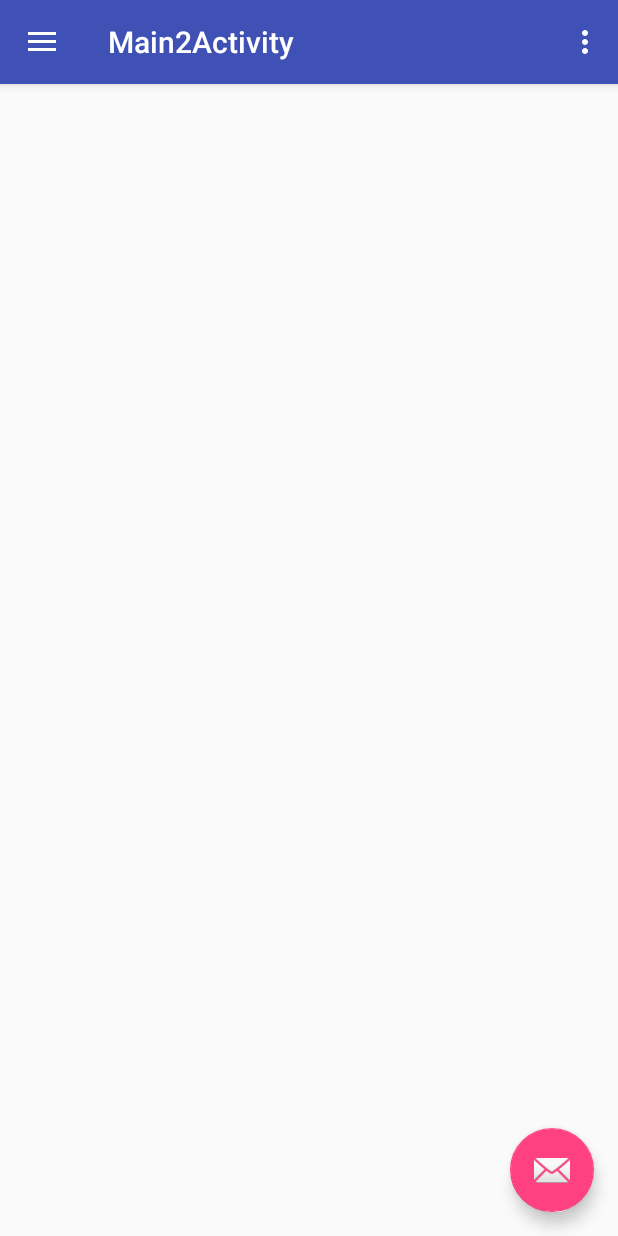
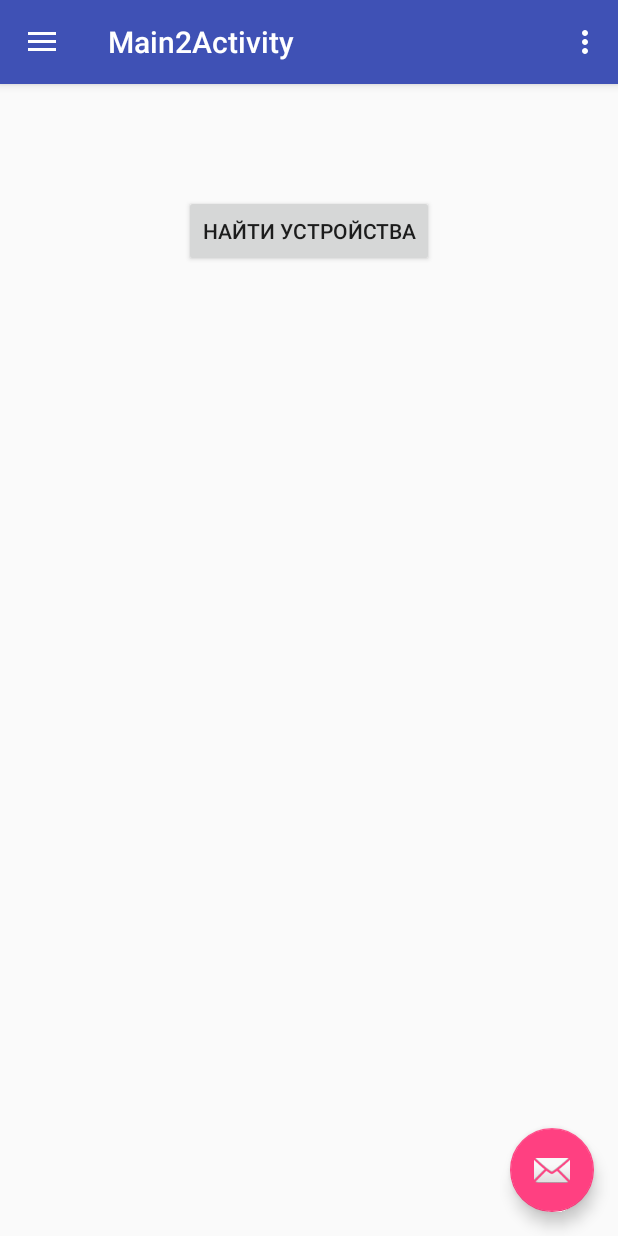
Before and after one commit to dmitr1y/android_iot, an Android app: the Main2Activity screen opened directly, with no data from a screen before it, in the side drawer, after a tap on "Connection", on a phone screen of 412 x 824 dp. Run offline under Robolectric (Android 15) with nearby library versions, the phone set to English and light mode, and no system bars; 3 statements that could not run were skipped.

Commit message:
added fragments: connection, statistics, monitoring and settings

```diff
--- a/app/build.gradle
+++ b/app/build.gradle
@@ -26,6 +26,7 @@ dependencies {
     })
     compile 'com.android.support:appcompat-v7:25.0.1'
     compile 'com.android.support:design:25.0.1'
+    compile 'com.google.android.gms:play-services-appindexing:9.8.0'
+    compile 'com.android.support:support-v4:25.0.1'
     testCompile 'junit:junit:4.12'
-    compile 'com.google.android.gms:play-services-appindexing:8.4.0'
 }
--- a/app/src/main/java/com/kd/dmitriy/arduinoiot/Main2Activity.java
+++ b/app/src/main/java/com/kd/dmitriy/arduinoiot/Main2Activity.java
@@ -1,10 +1,11 @@
 package com.kd.dmitriy.arduinoiot;
 
+import android.net.Uri;
 import android.os.Bundle;
 import android.support.design.widget.FloatingActionButton;
+import android.support.design.widget.NavigationView;
 import android.support.design.widget.Snackbar;
-import android.view.View;
-import android.support.design.widget.NavigationView;
+import android.support.v4.app.FragmentTransaction;
 import android.support.v4.view.GravityCompat;
 import android.support.v4.widget.DrawerLayout;
 import android.support.v7.app.ActionBarDrawerToggle;
@@ -12,9 +13,29 @@ import android.support.v7.app.AppCompatActivity;
 import android.support.v7.widget.Toolbar;
 import android.view.Menu;
 import android.view.MenuItem;
+import android.view.View;
+
+import com.google.android.gms.appindexing.Action;
+import com.google.android.gms.appindexing.AppIndex;
+import com.google.android.gms.appindexing.Thing;
+import com.google.android.gms.common.api.GoogleApiClient;
+import com.kd.dmitriy.arduinoiot.fragments.fragmentConnection;
+import com.kd.dmitriy.arduinoiot.fragments.fragmentMonitoring;
+import com.kd.dmitriy.arduinoiot.fragments.fragmentSettings;
+import com.kd.dmitriy.arduinoiot.fragments.fragmentStatistics;
+
 
 public class Main2Activity extends AppCompatActivity
         implements NavigationView.OnNavigationItemSelectedListener {
+    fragmentConnection frConnection;
+    fragmentMonitoring frMonitoring;
+    fragmentSettings frSettings;
+    fragmentStatistics frStatistics;
+    /**
+     * ATTENTION: This was auto-generated to implement the App Indexing API.
+     * See https://g.co/AppIndexing/AndroidStudio for more information.
+     */
+    private GoogleApiClient client;
 
     @Override
     protected void onCreate(Bundle savedInstanceState) {
@@ -40,6 +61,13 @@ public class Main2Activity extends AppCompatActivity
 
         NavigationView navigationView = (NavigationView) findViewById(R.id.nav_view);
         navigationView.setNavigationItemSelectedListener(this);
+        frConnection = new fragmentConnection();
+        frStatistics = new fragmentStatistics();
+        frSettings = new fragmentSettings();
+        frMonitoring = new fragmentMonitoring();
+        // ATTENTION: This was auto-generated to implement the App Indexing API.
+        // See https://g.co/AppIndexing/AndroidStudio for more information.
+        client = new GoogleApiClient.Builder(this).addApi(AppIndex.API).build();
     }
 
     @Override
@@ -79,23 +107,59 @@ public class Main2Activity extends AppCompatActivity
     public boolean onNavigationItemSelected(MenuItem item) {
         // Handle navigation view item clicks here.
         int id = item.getItemId();
-
-        if (id == R.id.nav_camera) {
-            // Handle the camera action
-        } else if (id == R.id.nav_gallery) {
-
-        } else if (id == R.id.nav_slideshow) {
-
-        } else if (id == R.id.nav_manage) {
-
+        FragmentTransaction ftrans = getSupportFragmentManager().beginTransaction();
+        if (id == R.id.nav_settings) {
+            ftrans.replace(R.id.content_main2, frSettings);
+        } else if (id == R.id.nav_monitoring) {
+            ftrans.replace(R.id.content_main2, frMonitoring);
+        } else if (id == R.id.nav_connection) {
+            ftrans.replace(R.id.content_main2, frConnection);
+        } else if (id == R.id.nav_statistics) {
+            ftrans.replace(R.id.content_main2, frStatistics);
         } else if (id == R.id.nav_share) {
 
         } else if (id == R.id.nav_send) {
 
         }
-
+        ftrans.commit();
         DrawerLayout drawer = (DrawerLayout) findViewById(R.id.drawer_layout);
         drawer.closeDrawer(GravityCompat.START);
         return true;
     }
+
+    /**
+     * ATTENTION: This was auto-generated to implement the App Indexing API.
+     * See https://g.co/AppIndexing/AndroidStudio for more information.
+     */
+    public Action getIndexApiAction() {
+        Thing object = new Thing.Builder()
+                .setName("Main2 Page") // TODO: Define a title for the content shown.
+                // TODO: Make sure this auto-generated URL is correct.
+                .setUrl(Uri.parse("http://[ENTER-YOUR-URL-HERE]"))
+                .build();
+        return new Action.Builder(Action.TYPE_VIEW)
+                .setObject(object)
+                .setActionStatus(Action.STATUS_TYPE_COMPLETED)
+                .build();
+    }
+
+    @Override
+    public void onStart() {
+        super.onStart();
+
+        // ATTENTION: This was auto-generated to implement the App Indexing API.
+        // See https://g.co/AppIndexing/AndroidStudio for more information.
+        client.connect();
+        AppIndex.AppIndexApi.start(client, getIndexApiAction());
+    }
+
+    @Override
+    public void onStop() {
+        super.onStop();
+
+        // ATTENTION: This was auto-generated to implement the App Indexing API.
+        // See https://g.co/AppIndexing/AndroidStudio for more information.
+        AppIndex.AppIndexApi.end(client, getIndexApiAction());
+        client.disconnect();
+    }
 }
--- /dev/null
+++ b/app/src/main/java/com/kd/dmitriy/arduinoiot/fragments/fragmentConnection.java
@@ -0,0 +1,108 @@
+package com.kd.dmitriy.arduinoiot.fragments;
+
+import android.net.Uri;
+import android.os.Bundle;
+import android.support.v4.app.Fragment;
+import android.view.LayoutInflater;
+import android.view.View;
+import android.view.ViewGroup;
+
+import com.kd.dmitriy.arduinoiot.R;
+
+/**
+ * A simple {@link Fragment} subclass.
+ * Activities that contain this fragment must implement the
+ * {@link fragmentConnection.OnFragmentInteractionListener} interface
+ * to handle interaction events.
+ * Use the {@link fragmentConnection#newInstance} factory method to
+ * create an instance of this fragment.
+ */
+public class fragmentConnection extends Fragment {
+    // TODO: Rename parameter arguments, choose names that match
+    // the fragment initialization parameters, e.g. ARG_ITEM_NUMBER
+    private static final String ARG_PARAM1 = "param1";
+    private static final String ARG_PARAM2 = "param2";
+
+    // TODO: Rename and change types of parameters
+    private String mParam1;
+    private String mParam2;
+
+    private OnFragmentInteractionListener mListener;
+
+    public fragmentConnection() {
+        // Required empty public constructor
+    }
+
+    /**
+     * Use this factory method to create a new instance of
+     * this fragment using the provided parameters.
+     *
+     * @param param1 Parameter 1.
+     * @param param2 Parameter 2.
+     * @return A new instance of fragment fragmentConnection.
+     */
+    // TODO: Rename and change types and number of parameters
+    public static fragmentConnection newInstance(String param1, String param2) {
+        fragmentConnection fragment = new fragmentConnection();
+        Bundle args = new Bundle();
+        args.putString(ARG_PARAM1, param1);
+        args.putString(ARG_PARAM2, param2);
+        fragment.setArguments(args);
+        return fragment;
+    }
+
+    @Override
+    public void onCreate(Bundle savedInstanceState) {
+        super.onCreate(savedInstanceState);
+        if (getArguments() != null) {
+            mParam1 = getArguments().getString(ARG_PARAM1);
+            mParam2 = getArguments().getString(ARG_PARAM2);
+        }
+    }
+
+    @Override
+    public View onCreateView(LayoutInflater inflater, ViewGroup container,
+                             Bundle savedInstanceState) {
+        // Inflate the layout for this fragment
+        return inflater.inflate(R.layout.fragment_connection, container, false);
+    }
+
+    // TODO: Rename method, update argument and hook method into UI event
+    public void onButtonPressed(Uri uri) {
+        if (mListener != null) {
+            mListener.onFragmentInteraction(uri);
+        }
+    }
+
+//    @Override
+//    public void onAttach(Context context) {
+//        super.onAttach(context);
+//        if (context instanceof OnFragmentInteractionListener) {
+//            mListener = (OnFragmentInteractionListener) context;
+//        } else {
+//            throw new RuntimeException(context.toString()
+//                    + " must implement OnFragmentInteractionListener");
+//        }
+//    }
+
+    @Override
+    public void onDetach() {
+        super.onDetach();
+        mListener = null;
+    }
+
+    /**
+     * This interface must be implemented by activities that contain this
+     * fragment to allow an interaction in this fragment to be communicated
+     * to the activity and potentially other fragments contained in that
+     * activity.
+     * <p>
+     * See the Android Training lesson <a href=
+     * "http://developer.android.com/training/basics/fragments/communicating.html"
+     * >Communicating with Other Fragments</a> for more information.
+     */
+    public interface OnFragmentInteractionListener {
+        // TODO: Update argument type and name
+        void onFragmentInteraction(Uri uri);
+    }
+}
--- /dev/null
+++ b/app/src/main/java/com/kd/dmitriy/arduinoiot/fragments/fragmentMonitoring.java
@@ -0,0 +1,99 @@
+package com.kd.dmitriy.arduinoiot.fragments;
+
+import android.net.Uri;
+import android.os.Bundle;
+import android.support.v4.app.Fragment;
+import android.view.LayoutInflater;
+import android.view.View;
+import android.view.ViewGroup;
+
+import com.kd.dmitriy.arduinoiot.R;
+
+/**
+ * A simple {@link Fragment} subclass.
+ * Activities that contain this fragment must implement the
+ * {@link fragmentMonitoring.OnFragmentInteractionListener} interface
+ * to handle interaction events.
+ * Use the {@link fragmentMonitoring#newInstance} factory method to
+ * create an instance of this fragment.
+ */
+public class fragmentMonitoring extends Fragment {
+    // TODO: Rename parameter arguments, choose names that match
+    // the fragment initialization parameters, e.g. ARG_ITEM_NUMBER
+    private static final String ARG_PARAM1 = "param1";
+    private static final String ARG_PARAM2 = "param2";
+
+    // TODO: Rename and change types of parameters
+    private String mParam1;
+    private String mParam2;
+
+    private OnFragmentInteractionListener mListener;
+
+    public fragmentMonitoring() {
+        // Required empty public constructor
+    }
+
+    /**
+     * Use this factory method to create a new instance of
+     * this fragment using the provided parameters.
+     *
+     * @param param1 Parameter 1.
+     * @param param2 Parameter 2.
+     * @return A new instance of fragment fragmentMonitoring.
+     */
+    // TODO: Rename and change types and number of parameters
+    public static fragmentMonitoring newInstance(String param1, String param2) {
+        fragmentMonitoring fragment = new fragmentMonitoring();
+        Bundle args = new Bundle();
+        args.putString(ARG_PARAM1, param1);
+        args.putString(ARG_PARAM2, param2);
+        fragment.setArguments(args);
+        return fragment;
+    }
+
+    @Override
+    public void onCreate(Bundle savedInstanceState) {
+        super.onCreate(savedInstanceState);
+        if (getArguments() != null) {
+            mParam1 = getArguments().getString(ARG_PARAM1);
+            mParam2 = getArguments().getString(ARG_PARAM2);
+        }
+    }
+
+    @Override
+    public View onCreateView(LayoutInflater inflater, ViewGroup container,
+                             Bundle savedInstanceState) {
+        // Inflate the layout for this fragment
+        return inflater.inflate(R.layout.fragment_monitoring, container, false);
+    }
+
+    // TODO: Rename method, update argument and hook method into UI event
+    public void onButtonPressed(Uri uri) {
+        if (mListener != null) {
+            mListener.onFragmentInteraction(uri);
+        }
+    }
+
+//
+
+    @Override
+    public void onDetach() {
+        super.onDetach();
+        mListener = null;
+    }
+
+    /**
+     * This interface must be implemented by activities that contain this
+     * fragment to allow an interaction in this fragment to be communicated
+     * to the activity and potentially other fragments contained in that
+     * activity.
+     * <p>
+     * See the Android Training lesson <a href=
+     * "http://developer.android.com/training/basics/fragments/communicating.html"
+     * >Communicating with Other Fragments</a> for more information.
+     */
+    public interface OnFragmentInteractionListener {
+        // TODO: Update argument type and name
+        void onFragmentInteraction(Uri uri);
+    }
+}
--- /dev/null
+++ b/app/src/main/java/com/kd/dmitriy/arduinoiot/fragments/fragmentSettings.java
@@ -0,0 +1,108 @@
+package com.kd.dmitriy.arduinoiot.fragments;
+
+import android.net.Uri;
+import android.os.Bundle;
+import android.support.v4.app.Fragment;
+import android.view.LayoutInflater;
+import android.view.View;
+import android.view.ViewGroup;
+
+import com.kd.dmitriy.arduinoiot.R;
+
+/**
+ * A simple {@link Fragment} subclass.
+ * Activities that contain this fragment must implement the
+ * {@link fragmentSettings.OnFragmentInteractionListener} interface
+ * to handle interaction events.
+ * Use the {@link fragmentSettings#newInstance} factory method to
+ * create an instance of this fragment.
+ */
+public class fragmentSettings extends Fragment {
+    // TODO: Rename parameter arguments, choose names that match
+    // the fragment initialization parameters, e.g. ARG_ITEM_NUMBER
+    private static final String ARG_PARAM1 = "param1";
+    private static final String ARG_PARAM2 = "param2";
+
+    // TODO: Rename and change types of parameters
+    private String mParam1;
+    private String mParam2;
+
+    private OnFragmentInteractionListener mListener;
+
+    public fragmentSettings() {
+        // Required empty public constructor
+    }
+
+    /**
+     * Use this factory method to create a new instance of
+     * this fragment using the provided parameters.
+     *
+     * @param param1 Parameter 1.
+     * @param param2 Parameter 2.
+     * @return A new instance of fragment fragmentSettings.
+     */
+    // TODO: Rename and change types and number of parameters
+    public static fragmentSettings newInstance(String param1, String param2) {
+        fragmentSettings fragment = new fragmentSettings();
+        Bundle args = new Bundle();
+        args.putString(ARG_PARAM1, param1);
+        args.putString(ARG_PARAM2, param2);
+        fragment.setArguments(args);
+        return fragment;
+    }
+
+    @Override
+    public void onCreate(Bundle savedInstanceState) {
+        super.onCreate(savedInstanceState);
+        if (getArguments() != null) {
+            mParam1 = getArguments().getString(ARG_PARAM1);
+            mParam2 = getArguments().getString(ARG_PARAM2);
+        }
+    }
+
+    @Override
+    public View onCreateView(LayoutInflater inflater, ViewGroup container,
+                             Bundle savedInstanceState) {
+        // Inflate the layout for this fragment
+        return inflater.inflate(R.layout.fragment_settings, container, false);
+    }
+
+    // TODO: Rename method, update argument and hook method into UI event
+    public void onButtonPressed(Uri uri) {
+        if (mListener != null) {
+            mListener.onFragmentInteraction(uri);
+        }
+    }
+
+//    @Override
+//    public void onAttach(Context context) {
+//        super.onAttach(context);
+//        if (context instanceof OnFragmentInteractionListener) {
+//            mListener = (OnFragmentInteractionListener) context;
+//        } else {
+//            throw new RuntimeException(context.toString()
+//                    + " must implement OnFragmentInteractionListener");
+//        }
+//    }
+
+    @Override
+    public void onDetach() {
+        super.onDetach();
+        mListener = null;
+    }
+
+    /**
+     * This interface must be implemented by activities that contain this
+     * fragment to allow an interaction in this fragment to be communicated
+     * to the activity and potentially other fragments contained in that
+     * activity.
+     * <p>
+     * See the Android Training lesson <a href=
+     * "http://developer.android.com/training/basics/fragments/communicating.html"
+     * >Communicating with Other Fragments</a> for more information.
+     */
+    public interface OnFragmentInteractionListener {
+        // TODO: Update argument type and name
+        void onFragmentInteraction(Uri uri);
+    }
+}
--- /dev/null
+++ b/app/src/main/java/com/kd/dmitriy/arduinoiot/fragments/fragmentStatistics.java
@@ -0,0 +1,108 @@
+package com.kd.dmitriy.arduinoiot.fragments;
+
+import android.net.Uri;
+import android.os.Bundle;
+import android.support.v4.app.Fragment;
+import android.view.LayoutInflater;
+import android.view.View;
+import android.view.ViewGroup;
+
+import com.kd.dmitriy.arduinoiot.R;
+
+/**
+ * A simple {@link Fragment} subclass.
+ * Activities that contain this fragment must implement the
+ * {@link fragmentStatistics.OnFragmentInteractionListener} interface
+ * to handle interaction events.
+ * Use the {@link fragmentStatistics#newInstance} factory method to
+ * create an instance of this fragment.
+ */
+public class fragmentStatistics extends Fragment {
+    // TODO: Rename parameter arguments, choose names that match
+    // the fragment initialization parameters, e.g. ARG_ITEM_NUMBER
+    private static final String ARG_PARAM1 = "param1";
+    private static final String ARG_PARAM2 = "param2";
+
+    // TODO: Rename and change types of parameters
+    private String mParam1;
+    private String mParam2;
+
+    private OnFragmentInteractionListener mListener;
+
+    public fragmentStatistics() {
+        // Required empty public constructor
+    }
+
+    /**
+     * Use this factory method to create a new instance of
+     * this fragment using the provided parameters.
+     *
+     * @param param1 Parameter 1.
+     * @param param2 Parameter 2.
+     * @return A new instance of fragment fragmentStatistics.
+     */
+    // TODO: Rename and change types and number of parameters
+    public static fragmentStatistics newInstance(String param1, String param2) {
+        fragmentStatistics fragment = new fragmentStatistics();
+        Bundle args = new Bundle();
+        args.putString(ARG_PARAM1, param1);
+        args.putString(ARG_PARAM2, param2);
+        fragment.setArguments(args);
+        return fragment;
+    }
+
+    @Override
+    public void onCreate(Bundle savedInstanceState) {
+        super.onCreate(savedInstanceState);
+        if (getArguments() != null) {
+            mParam1 = getArguments().getString(ARG_PARAM1);
+            mParam2 = getArguments().getString(ARG_PARAM2);
+        }
+    }
+
+    @Override
+    public View onCreateView(LayoutInflater inflater, ViewGroup container,
+                             Bundle savedInstanceState) {
+        // Inflate the layout for this fragment
+        return inflater.inflate(R.layout.fragment_statistics, container, false);
+    }
+
+    // TODO: Rename method, update argument and hook method into UI event
+    public void onButtonPressed(Uri uri) {
+        if (mListener != null) {
+            mListener.onFragmentInteraction(uri);
+        }
+    }
+
+//    @Override
+//    public void onAttach(Context context) {
+//        super.onAttach(context);
+//        if (context instanceof OnFragmentInteractionListener) {
+//            mListener = (OnFragmentInteractionListener) context;
+//        } else {
+//            throw new RuntimeException(context.toString()
+//                    + " must implement OnFragmentInteractionListener");
+//        }
+//    }
+
+    @Override
+    public void onDetach() {
+        super.onDetach();
+        mListener = null;
+    }
+
+    /**
+     * This interface must be implemented by activities that contain this
+     * fragment to allow an interaction in this fragment to be communicated
+     * to the activity and potentially other fragments contained in that
+     * activity.
+     * <p>
+     * See the Android Training lesson <a href=
+     * "http://developer.android.com/training/basics/fragments/communicating.html"
+     * >Communicating with Other Fragments</a> for more information.
+     */
+    public interface OnFragmentInteractionListener {
+        // TODO: Update argument type and name
+        void onFragmentInteraction(Uri uri);
+    }
+}
--- a/app/src/main/res/layout/content_main2.xml
+++ b/app/src/main/res/layout/content_main2.xml
@@ -1,5 +1,5 @@
 <?xml version="1.0" encoding="utf-8"?>
-<RelativeLayout xmlns:android="http://schemas.android.com/apk/res/android"
+<FrameLayout xmlns:android="http://schemas.android.com/apk/res/android"
     xmlns:app="http://schemas.android.com/apk/res-auto"
     xmlns:tools="http://schemas.android.com/tools"
     android:id="@+id/content_main2"
@@ -13,4 +13,4 @@
     tools:context="com.kd.dmitriy.arduinoiot.Main2Activity"
     tools:showIn="@layout/app_bar_main2">
 
-</RelativeLayout>
+</FrameLayout>
--- /dev/null
+++ b/app/src/main/res/layout/fragment_connection.xml
@@ -0,0 +1,18 @@
+<RelativeLayout xmlns:android="http://schemas.android.com/apk/res/android"
+    xmlns:tools="http://schemas.android.com/tools"
+    android:layout_width="match_parent"
+    android:layout_height="match_parent"
+    tools:context="com.kd.dmitriy.arduinoiot.fragments.fragmentConnection">
+
+    <!-- TODO: Update blank fragment layout -->
+
+    <Button
+        android:id="@+id/button5"
+        android:layout_width="wrap_content"
+        android:layout_height="wrap_content"
+        android:layout_alignParentTop="true"
+        android:layout_centerHorizontal="true"
+        android:layout_marginTop="58dp"
+        android:text="Найти устройства" />
+
+</RelativeLayout>
--- a/app/src/main/res/menu/activity_main2_drawer.xml
+++ b/app/src/main/res/menu/activity_main2_drawer.xml
@@ -3,19 +3,19 @@
 
     <group android:checkableBehavior="single">
         <item
-            android:id="@+id/nav_camera"
+            android:id="@+id/nav_monitoring"
             android:icon="?android:attr/actionModeWebSearchDrawable"
             android:title="Monitoring" />
         <item
-            android:id="@+id/nav_gallery"
+            android:id="@+id/nav_settings"
             android:icon="@drawable/ic_menu_manage"
             android:title="Settings" />
         <item
-            android:id="@+id/nav_slideshow"
+            android:id="@+id/nav_statistics"
             android:icon="@android:drawable/stat_notify_sync"
             android:title="Statistics" />
         <item
-            android:id="@+id/nav_manage"
+            android:id="@+id/nav_connection"
             android:icon="@android:drawable/stat_sys_data_bluetooth"
             android:title="Connection" />
     </group>
--- a/app/src/main/res/values/strings.xml
+++ b/app/src/main/res/values/strings.xml
@@ -6,4 +6,7 @@
     <string name="navigation_drawer_close">Close navigation drawer</string>
 
     <string name="action_settings">Settings</string>
+
+    <!-- TODO: Remove or change this placeholder text -->
+    <string name="hello_blank_fragment">Hello blank fragment</string>
 </resources>
```
Also changed, not shown: app/src/main/AndroidManifest.xml (+6 -2 lines), app/src/main/res/layout/fragment_monitoring.xml (added, +13 -0 lines), app/src/main/res/layout/fragment_settings.xml (added, +13 -0 lines), app/src/main/res/layout/fragment_statistics.xml (added, +13 -0 lines), 2 other files.
